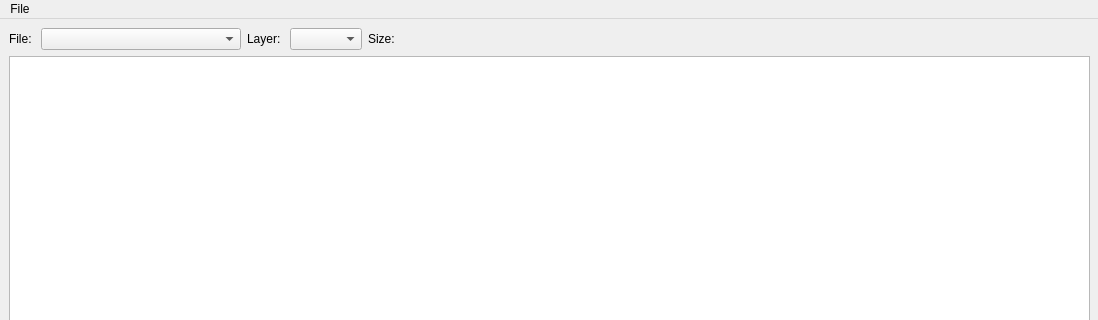
The window that MainWindow.ui (IrenPischulina/Pyramid) describes before a commit, drawn with Qt 5; both pictures show x 0 to 1098 and y 0 to 320 of the 1098 by 760 pixel window.
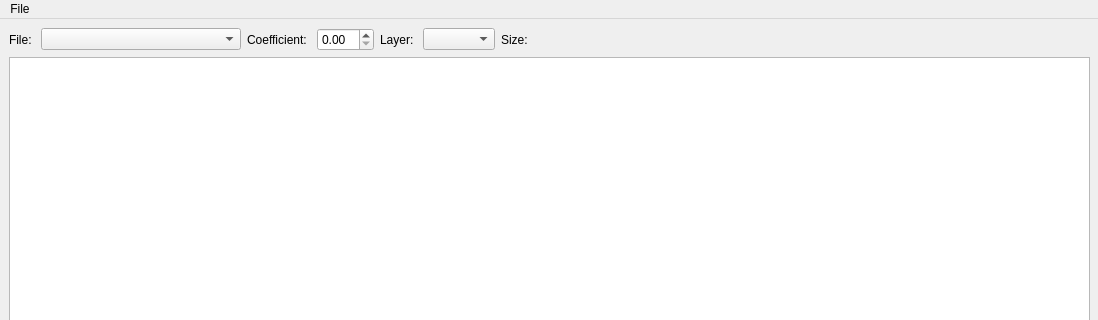
The same window after the commit.

The edit to the form file:
```diff
--- a/MainWindow.ui
+++ b/MainWindow.ui
@@ -43,6 +43,16 @@
          </property>
         </widget>
        </item>
+       <item>
+        <widget class="QLabel" name="coefficientLabel">
+         <property name="text">
+          <string>Coefficient: </string>
+         </property>
+        </widget>
+       </item>
+       <item>
+        <widget class="QDoubleSpinBox" name="coefficientSpinBox"/>
+       </item>
        <item>
         <widget class="QLabel" name="layerLabel">
          <property name="text">
```
